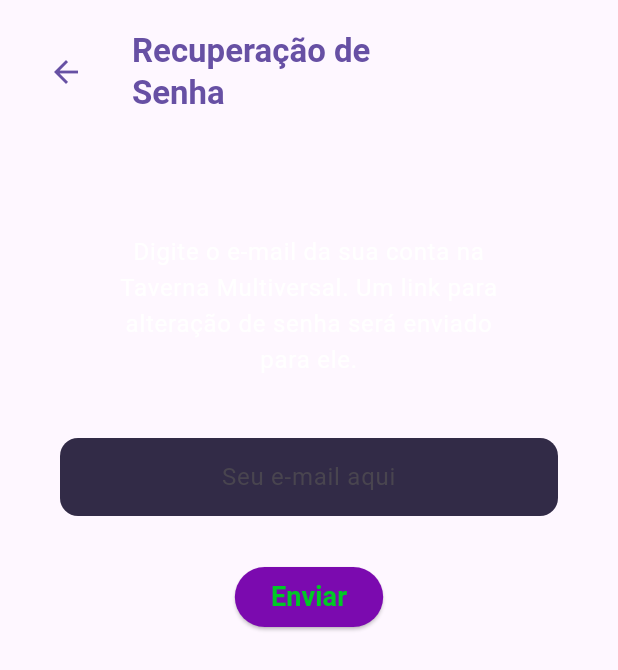
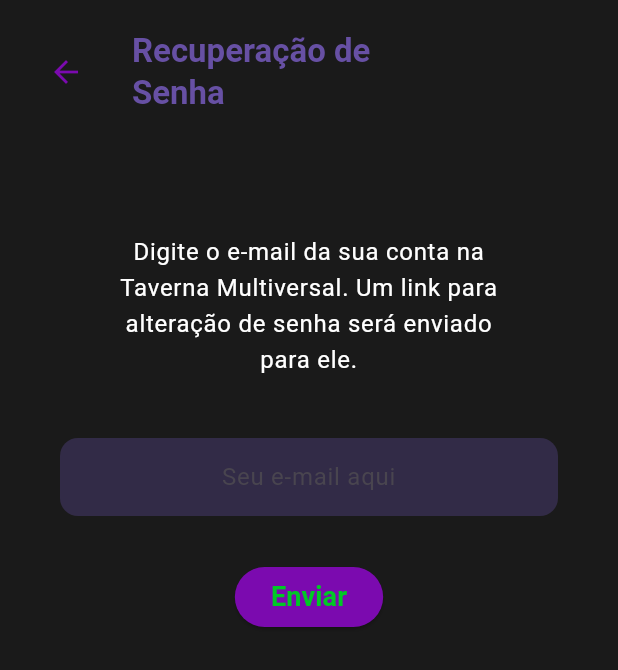
Before and after one commit to Enock21/tm, a Flutter app: the PasswordRecoveryScreen screen opened directly, on a phone screen of 412 x 824 dp. Shown: the top 670 px of the screen. Run offline on Flutter 3.47's test engine with Material 3 defaults, Android fonts, the phone set to English and light mode, and no system bars; our stand-ins replace google_fonts; project files that could hold a hidden picture were left out.

Commit message:
password_recovery_screen (PRS): back button defined

```diff
--- a/tm_front/lib/main.dart
+++ b/tm_front/lib/main.dart
@@ -13,8 +13,8 @@ class MyApp extends StatelessWidget {
   Widget build(BuildContext context) {
     return MaterialApp(
       title: 'Taverna Multiversal',
-      home: const LoginScreen(),
-      //home: const PasswordRecoveryScreen(),
+      //home: const LoginScreen(),
+      home: const PasswordRecoveryScreen(),
     );
   }
 }
--- a/tm_front/lib/screens/password_recovery_screen.dart
+++ b/tm_front/lib/screens/password_recovery_screen.dart
@@ -1,5 +1,6 @@
 import 'package:flutter/material.dart';
 import 'package:tm_front/widgets/tm_buttons.dart';
+import 'package:tm_front/widgets/theme.dart';
 
 class PasswordRecoveryScreen extends StatelessWidget {
   const PasswordRecoveryScreen({super.key});
@@ -7,7 +8,7 @@ class PasswordRecoveryScreen extends StatelessWidget {
   @override
   Widget build(BuildContext context) {
     return Scaffold(
-      backgroundColor: Theme.of(context).scaffoldBackgroundColor,
+      backgroundColor: AppColors.backgroundColor,
       body: SafeArea(
         child: Padding(
           padding: const EdgeInsets.all(20.0),
@@ -15,11 +16,10 @@ class PasswordRecoveryScreen extends StatelessWidget {
             children: [
               Row(
                 children: [
-                  IconButton(
-                    icon: const Icon(Icons.arrow_back),
-                    color: Theme.of(context).primaryColor,
-                    iconSize: 24,
-                    onPressed: () => Navigator.pop(context),
+                  TMBackButton(
+                    onPressed: () {
+                      print('Voltar'); //TODO: delete this line
+                    }
                   ),
                   const SizedBox(width: 20),
                   Column(
@@ -65,7 +65,9 @@ class PasswordRecoveryScreen extends StatelessWidget {
                             child: TextFormField(
                               decoration: InputDecoration(
                                 hintText: 'Seu e-mail aqui',
-                                hintStyle: Theme.of(context).inputDecorationTheme.hintStyle,
+                                hintStyle: Theme.of(context)
+                                    .inputDecorationTheme
+                                    .hintStyle,
                                 filled: true,
                                 fillColor: const Color(0xFF322B47),
                                 border: OutlineInputBorder(
@@ -78,7 +80,10 @@ class PasswordRecoveryScreen extends StatelessWidget {
                                 ),
                               ),
                               textAlign: TextAlign.center,
-                              style: Theme.of(context).textTheme.bodyLarge?.copyWith(
+                              style: Theme.of(context)
+                                  .textTheme
+                                  .bodyLarge
+                                  ?.copyWith(
                                     color: Colors.white,
                                   ),
                               keyboardType: TextInputType.emailAddress,
@@ -87,7 +92,10 @@ class PasswordRecoveryScreen extends StatelessWidget {
                           const SizedBox(height: 30),
                           TMButton.positive(
                             text: 'Enviar',
-                            textStyle: Theme.of(context).textTheme.labelLarge?.copyWith(
+                            textStyle: Theme.of(context)
+                                .textTheme
+                                .labelLarge
+                                ?.copyWith(
                                   fontSize: 18,
                                   fontWeight: FontWeight.bold,
                                 ),
--- a/tm_front/lib/widgets/tm_buttons.dart
+++ b/tm_front/lib/widgets/tm_buttons.dart
@@ -62,3 +62,19 @@ class TMTextButton extends StatelessWidget {
     );
   }
 }
+
+class TMBackButton extends StatelessWidget {
+  final VoidCallback onPressed;
+
+  const TMBackButton({required this.onPressed, Key? key}) : super(key: key);
+
+  @override
+  Widget build(BuildContext context) {
+    return IconButton(
+      icon: const Icon(Icons.arrow_back),
+      color: AppColors.interactiveMainColor,
+      iconSize: 24,
+      onPressed: onPressed,
+    );
+  }
+}
```
Lines whose indentation alone changed are shown as unchanged.
